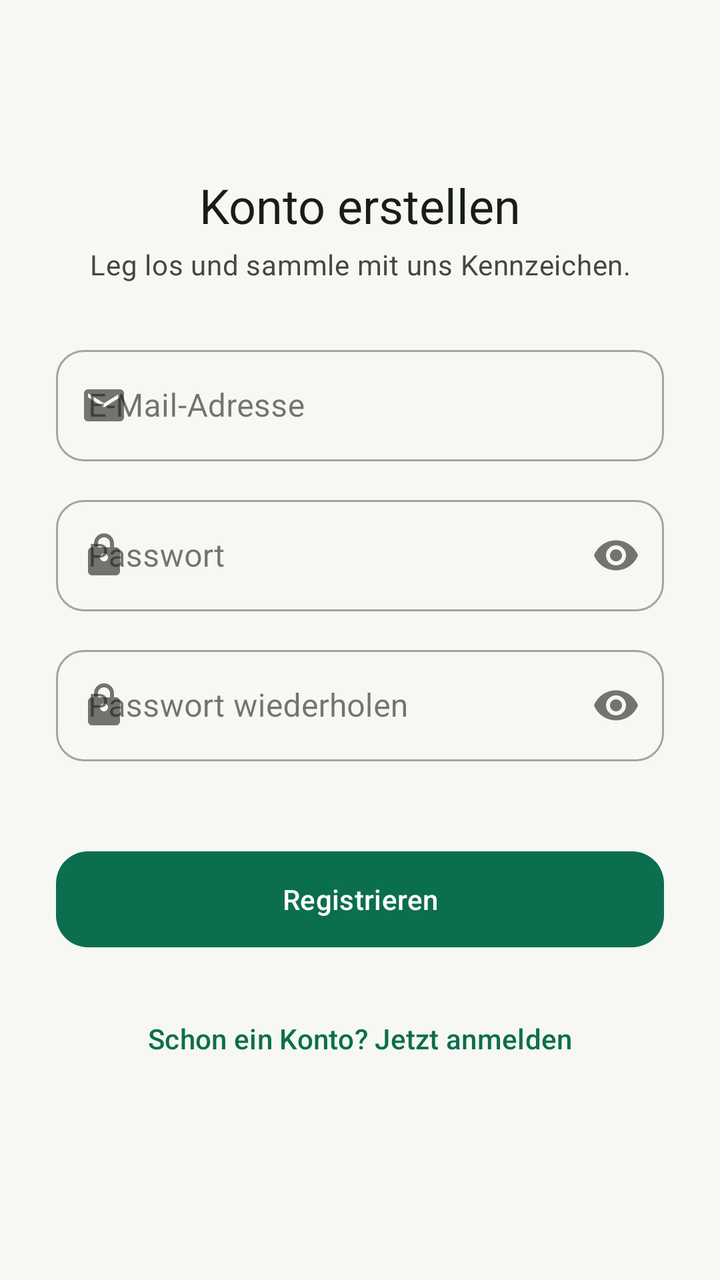
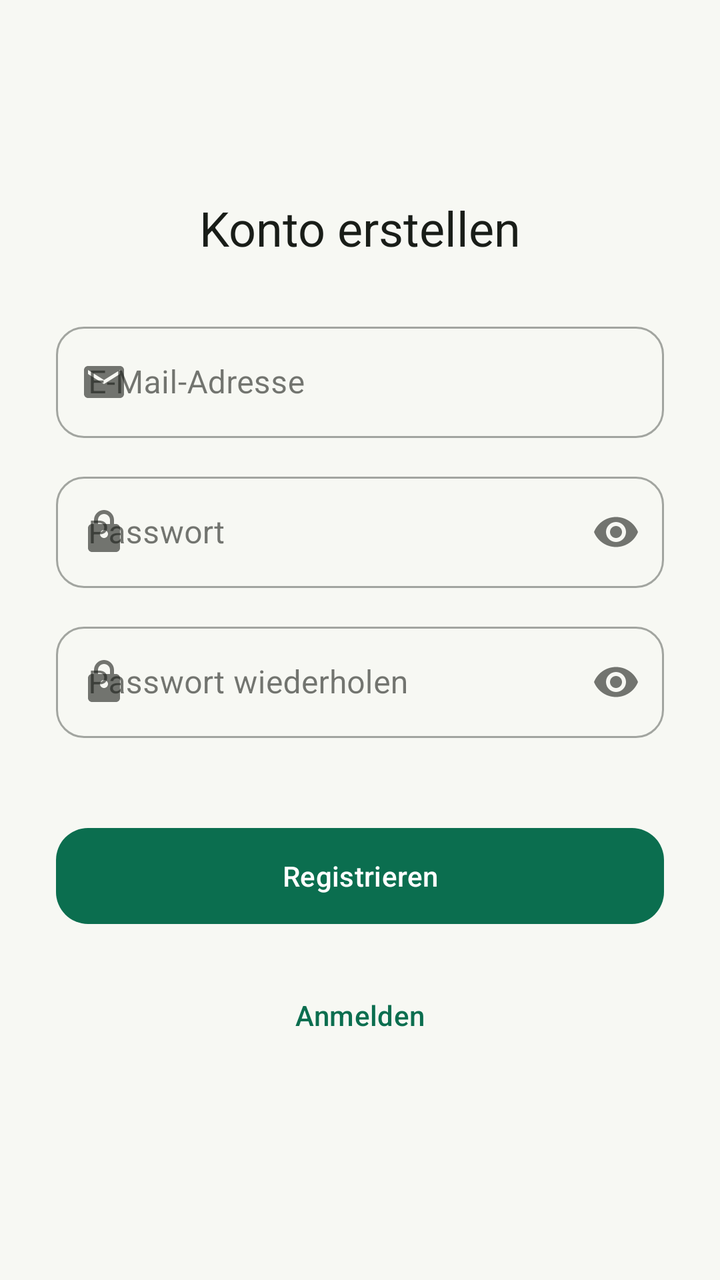

Before-and-after screenshots of an Android layout around one commit, followed by the original layout XML and the change that was made.
<!-- AndroidManifest.xml: application theme Theme.Zylka -->
<!-- res/layout/activity_register.xml -->
<?xml version="1.0" encoding="utf-8"?>
<ScrollView xmlns:android="http://schemas.android.com/apk/res/android"
    xmlns:app="http://schemas.android.com/apk/res-auto"
    android:layout_width="match_parent"
    android:layout_height="match_parent"
    android:background="@color/brand_background"
    android:fillViewport="true">

    <LinearLayout
        android:layout_width="match_parent"
        android:layout_height="match_parent"
        android:gravity="center_vertical"
        android:orientation="vertical"
        android:padding="28dp">

        <TextView
            android:id="@+id/text_title"
            android:layout_width="match_parent"
            android:layout_height="wrap_content"
            android:gravity="center_horizontal"
            android:text="@string/register_title"
            android:textAppearance="?attr/textAppearanceHeadlineSmall"
            android:textColor="@color/brand_on_background" />

        <TextView
            android:layout_width="match_parent"
            android:layout_height="wrap_content"
            android:layout_marginTop="4dp"
            android:gravity="center_horizontal"
            android:text="@string/register_subtitle"
            android:textAppearance="?attr/textAppearanceBodyMedium"
            android:textColor="@color/brand_on_surface_variant" />

        <com.google.android.material.textfield.TextInputLayout
            android:id="@+id/input_layout_email"
            style="@style/Widget.MaterialComponents.TextInputLayout.OutlinedBox"
            android:layout_width="match_parent"
            android:layout_height="wrap_content"
            android:layout_marginTop="28dp"
            android:hint="@string/hint_email"
            app:boxCornerRadiusBottomEnd="14dp"
            app:boxCornerRadiusBottomStart="14dp"
            app:boxCornerRadiusTopEnd="14dp"
            app:boxCornerRadiusTopStart="14dp"
            app:startIconDrawable="@drawable/ic_mail">

            <com.google.android.material.textfield.TextInputEditText
                android:id="@+id/input_email"
                android:layout_width="match_parent"
                android:layout_height="wrap_content"
                android:inputType="textEmailAddress" />
        </com.google.android.material.textfield.TextInputLayout>

        <com.google.android.material.textfield.TextInputLayout
            android:id="@+id/input_layout_password"
            style="@style/Widget.MaterialComponents.TextInputLayout.OutlinedBox"
            android:layout_width="match_parent"
            android:layout_height="wrap_content"
            android:layout_marginTop="14dp"
            android:hint="@string/hint_password"
            app:boxCornerRadiusBottomEnd="14dp"
            app:boxCornerRadiusBottomStart="14dp"
            app:boxCornerRadiusTopEnd="14dp"
            app:boxCornerRadiusTopStart="14dp"
            app:endIconMode="password_toggle"
            app:startIconDrawable="@drawable/ic_lock">

            <com.google.android.material.textfield.TextInputEditText
                android:id="@+id/input_password"
                android:layout_width="match_parent"
                android:layout_height="wrap_content"
                android:inputType="textPassword" />
        </com.google.android.material.textfield.TextInputLayout>

        <com.google.android.material.textfield.TextInputLayout
            android:id="@+id/input_layout_password_confirm"
            style="@style/Widget.MaterialComponents.TextInputLayout.OutlinedBox"
            android:layout_width="match_parent"
            android:layout_height="wrap_content"
            android:layout_marginTop="14dp"
            android:hint="@string/hint_password_confirm"
            app:boxCornerRadiusBottomEnd="14dp"
            app:boxCornerRadiusBottomStart="14dp"
            app:boxCornerRadiusTopEnd="14dp"
            app:boxCornerRadiusTopStart="14dp"
            app:endIconMode="password_toggle"
            app:startIconDrawable="@drawable/ic_lock">

            <com.google.android.material.textfield.TextInputEditText
                android:id="@+id/input_password_confirm"
                android:layout_width="match_parent"
                android:layout_height="wrap_content"
                android:inputType="textPassword" />
        </com.google.android.material.textfield.TextInputLayout>

        <TextView
            android:id="@+id/text_error"
            android:layout_width="match_parent"
            android:layout_height="wrap_content"
            android:layout_marginTop="10dp"
            android:textAppearance="?attr/textAppearanceBodyMedium"
            android:textColor="@color/brand_error" />

        <com.google.android.material.button.MaterialButton
            android:id="@+id/button_register"
            android:layout_width="match_parent"
            android:layout_height="56dp"
            android:layout_marginTop="12dp"
            android:text="@string/action_register"
            android:textAppearance="?attr/textAppearanceLabelLarge"
            app:cornerRadius="16dp" />

        <ProgressBar
            android:id="@+id/progress_register"
            android:layout_width="wrap_content"
            android:layout_height="wrap_content"
            android:layout_gravity="center_horizontal"
            android:layout_marginTop="16dp"
            android:visibility="gone" />

        <TextView
            android:id="@+id/text_login_link"
            android:layout_width="match_parent"
            android:layout_height="wrap_content"
            android:layout_marginTop="28dp"
            android:clickable="true"
            android:focusable="true"
            android:gravity="center_horizontal"
            android:minHeight="48dp"
            android:padding="4dp"
            android:text="@string/prompt_have_account"
            android:textAppearance="?attr/textAppearanceLabelLarge"
            android:textColor="@color/brand_primary" />

    </LinearLayout>
</ScrollView>
<!-- resources referenced by this layout -->
<resources>
  <color name="brand_background">#F7F8F3</color>
  <color name="brand_error">#BA1A1A</color>
  <color name="brand_on_background">#191D18</color>
  <color name="brand_on_surface_variant">#424940</color>
  <color name="brand_primary">#0B6E4F</color>
  <!-- drawable ic_lock (drawable) -->
  <vector xmlns:android="http://schemas.android.com/apk/res/android"
      android:width="24dp"
      android:height="24dp"
      android:viewportWidth="24"
      android:viewportHeight="24"
      android:tint="?attr/colorControlNormal">
      <path
          android:fillColor="#FF000000"
          android:pathData="M18,8h-1L17,6c0,-2.76 -2.24,-5 -5,-5S7,3.24 7,6v2H6c-1.1,0 -2,0.9 -2,2v10c0,1.1 0.9,2 2,2h12c1.1,0 2,-0.9 2,-2V10c0,-1.1 -0.9,-2 -2,-2zM9,6c0,-1.66 1.34,-3 3,-3s3,1.34 3,3v2L9,8L9,6zM12,15c-1.1,0 -2,-0.9 -2,-2s0.9,-2 2,-2 2,0.9 2,2 -0.9,2 -2,2z" />
  </vector>
  <!-- drawable ic_mail (drawable) -->
  <vector xmlns:android="http://schemas.android.com/apk/res/android"
      android:width="24dp"
      android:height="24dp"
      android:viewportWidth="24"
      android:viewportHeight="24"
      android:tint="?attr/colorControlNormal">
      <path
          android:fillColor="#FF000000"
          android:pathData="M20,4H4c-1.1,0 -1.99,0.9 -1.99,2L2,18c0,1.1 0.9,2 2,2h16c1.1,0 2,-0.9 2,-2V6c0,-1.1 -0.9,-2 -2,-2zM20,8l-8,5 -8,-5V6l8,5 8,-5v2z" />
  </vector>
  <string name="action_register">Registrieren</string>
  <string name="hint_email">E-Mail-Adresse</string>
  <string name="hint_password">Passwort</string>
  <string name="hint_password_confirm">Passwort wiederholen</string>
  <string name="prompt_have_account">Schon ein Konto? Jetzt anmelden</string>
  <string name="register_subtitle">Leg los und sammle mit uns Kennzeichen.</string>
  <string name="register_title">Konto erstellen</string>
  <color name="brand_on_primary">#FFFFFF</color>
  <color name="brand_primary_container">#B9F1CE</color>
  <color name="brand_on_primary_container">#00210F</color>
  <color name="brand_secondary">#B26A00</color>
  <color name="brand_on_secondary">#FFFFFF</color>
  <color name="brand_secondary_container">#FFDDB0</color>
  <color name="brand_on_secondary_container">#3A1F00</color>
  <color name="brand_tertiary">#3E5FA0</color>
  <color name="brand_on_tertiary">#FFFFFF</color>
  <color name="brand_tertiary_container">#D8E2FF</color>
  <color name="brand_on_tertiary_container">#001A41</color>
  <color name="brand_surface">#FFFFFF</color>
  <color name="brand_on_surface">#191D18</color>
  <color name="brand_surface_variant">#DEE5D9</color>
  <color name="brand_outline">#72796F</color>
  <color name="brand_outline_variant">#C2C9BD</color>
  <color name="brand_on_error">#FFFFFF</color>
  <color name="brand_error_container">#FFDAD6</color>
  <color name="brand_on_error_container">#410002</color>
  <!-- unchanged entries left out for length: 1 -->
</resources>

<!-- the commit's change to res/layout/activity_register.xml (unified diff, before → after) -->
@@ -21,15 +21,6 @@
             android:text="@string/register_title"
             android:textAppearance="?attr/textAppearanceHeadlineSmall"
             android:textColor="@color/brand_on_background" />
-
-        <TextView
-            android:layout_width="match_parent"
-            android:layout_height="wrap_content"
-            android:layout_marginTop="4dp"
-            android:gravity="center_horizontal"
-            android:text="@string/register_subtitle"
-            android:textAppearance="?attr/textAppearanceBodyMedium"
-            android:textColor="@color/brand_on_surface_variant" />
 
         <com.google.android.material.textfield.TextInputLayout
             android:id="@+id/input_layout_email"
@@ -128,7 +119,7 @@
             android:gravity="center_horizontal"
             android:minHeight="48dp"
             android:padding="4dp"
-            android:text="@string/prompt_have_account"
+            android:text="@string/action_login"
             android:textAppearance="?attr/textAppearanceLabelLarge"
             android:textColor="@color/brand_primary" />
 
<!-- resource entries referenced after the edit -->
@@ -27,12 +27,11 @@
           android:fillColor="#FF000000"
           android:pathData="M20,4H4c-1.1,0 -1.99,0.9 -1.99,2L2,18c0,1.1 0.9,2 2,2h16c1.1,0 2,-0.9 2,-2V6c0,-1.1 -0.9,-2 -2,-2zM20,8l-8,5 -8,-5V6l8,5 8,-5v2z" />
   </vector>
+  <string name="action_login">Anmelden</string>
   <string name="action_register">Registrieren</string>
   <string name="hint_email">E-Mail-Adresse</string>
   <string name="hint_password">Passwort</string>
   <string name="hint_password_confirm">Passwort wiederholen</string>
-  <string name="prompt_have_account">Schon ein Konto? Jetzt anmelden</string>
-  <string name="register_subtitle">Leg los und sammle mit uns Kennzeichen.</string>
   <string name="register_title">Konto erstellen</string>
   <color name="brand_on_primary">#FFFFFF</color>
   <color name="brand_primary_container">#B9F1CE</color>
